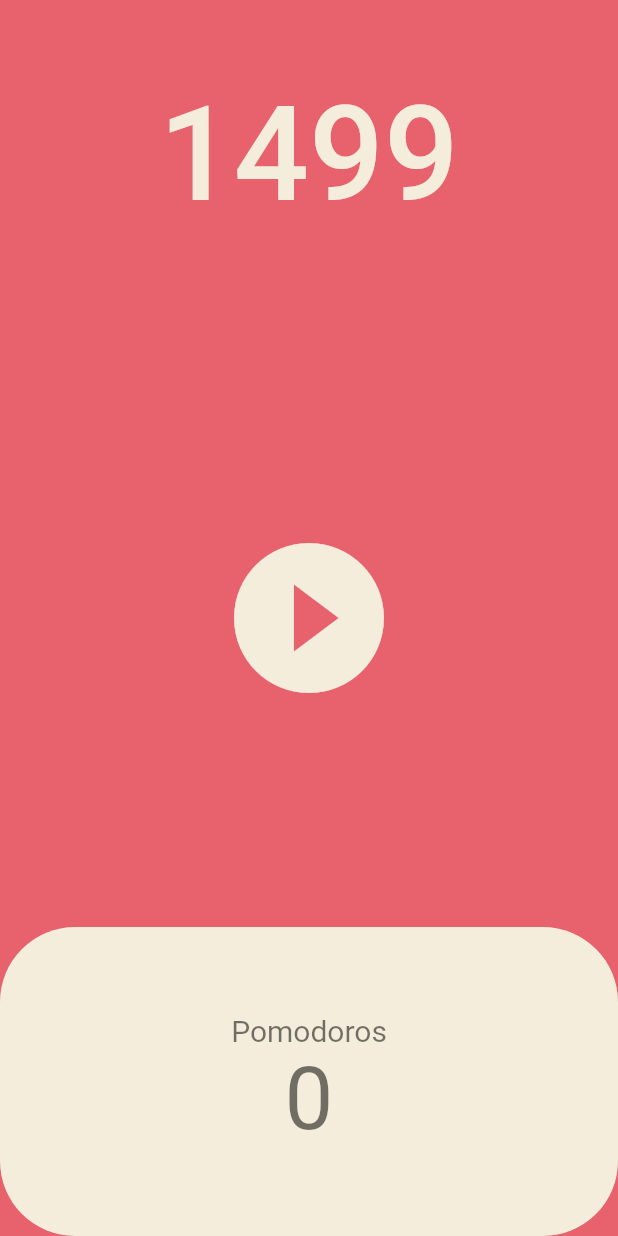
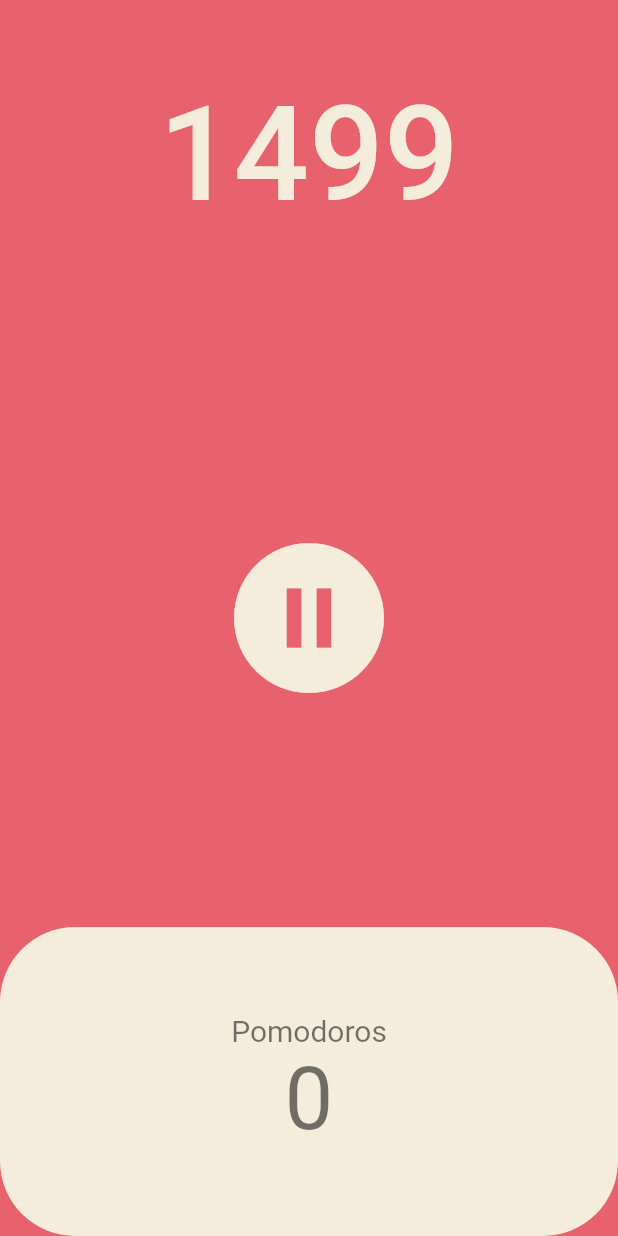
Before and after one commit to jaehee-bae/flutter-for-beginners, a Flutter app: the screen it shows after launch, after a tap on the "play circle filled" icon, on a phone screen of 412 x 824 dp. Run offline on Flutter 3.47's test engine with Material 2 defaults, Android fonts, the phone set to English and light mode, and no system bars.

```diff
--- a/toonflix/lib/screens/home_screen.dart
+++ b/toonflix/lib/screens/home_screen.dart
@@ -10,6 +10,7 @@ class HomeScreen extends StatefulWidget {
 
 class _HomeScreenState extends State<HomeScreen> {
   int totalSeconds = 1500;
+  bool isRunning = false;
   late Timer timer;
 
   void onTick(Timer timer) {
@@ -23,6 +24,16 @@ class _HomeScreenState extends State<HomeScreen> {
       const Duration(seconds: 1),
       onTick,
     );
+    setState(() {
+      isRunning = true;
+    });
+  }
+
+  void onPausePressed() {
+    timer.cancel();
+    setState(() {
+      isRunning = false;
+    });
   }
 
   @override
@@ -51,8 +62,10 @@ class _HomeScreenState extends State<HomeScreen> {
               child: IconButton(
                 iconSize: 120,
                 color: Theme.of(context).cardColor,
-                onPressed: onStartPressed,
-                icon: const Icon(Icons.play_circle_fill_outlined),
+                onPressed: isRunning ? onPausePressed : onStartPressed,
+                icon: Icon(isRunning
+                    ? Icons.pause_circle_filled_outlined
+                    : Icons.play_circle_fill_outlined),
               ),
             ),
           ),
```
